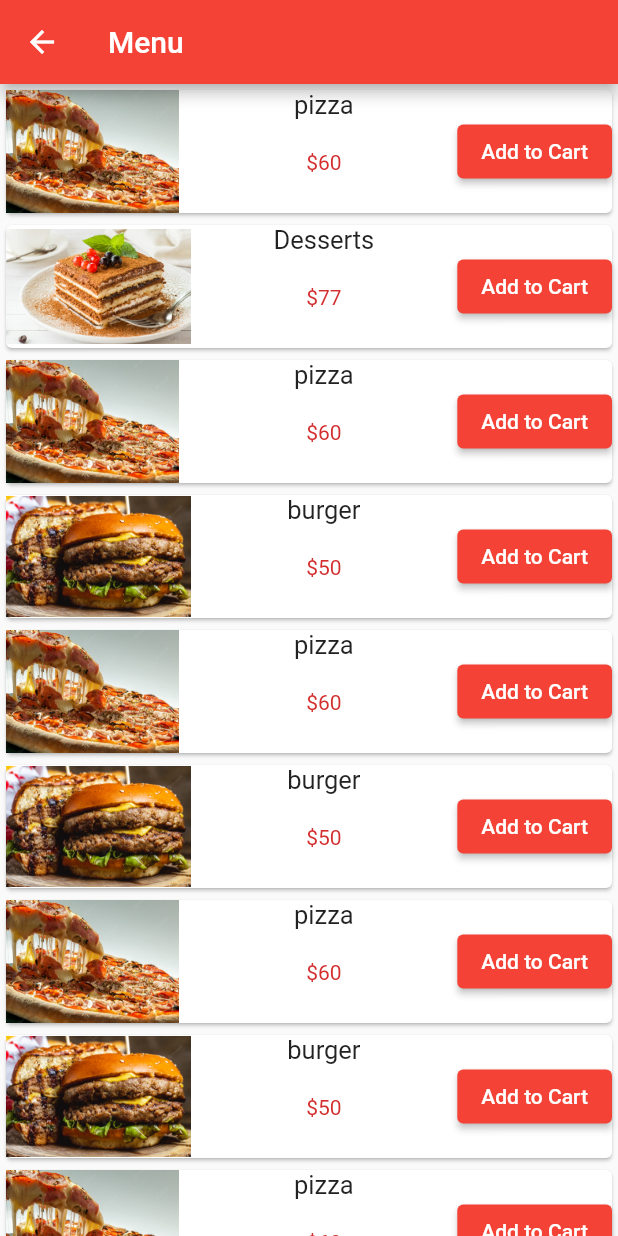
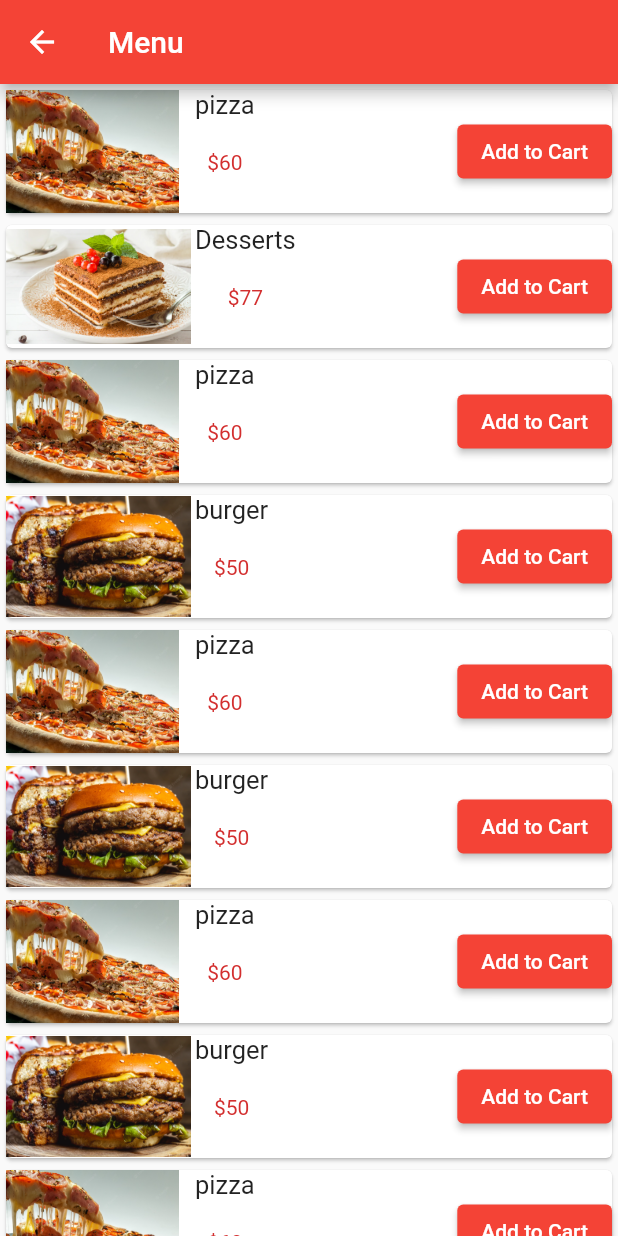
Before and after one commit to AliArafat4/restaurant_app, a Flutter app: the screen it shows after launch, after a tap on "View Our Menu", on a phone screen of 412 x 824 dp. Run offline on Flutter 3.47's test engine with Material 2 defaults, Android fonts, the light colour scheme and no system bars; our stand-ins replace smooth_page_indicator.

Commit message:
MenuScreen

```diff
--- a/lib/screens/food_screen/browse_food.dart
+++ b/lib/screens/food_screen/browse_food.dart
@@ -30,6 +30,40 @@ class _browseState extends State<browse> {
     // });
     return SafeArea(
       child: Scaffold(
+        drawer: Drawer(
+          child: ListView(
+            padding: EdgeInsets.zero,
+            children: [
+              SizedBox(
+                height: 80,
+                child: DrawerHeader(
+                  child: Text(""),
+                ),
+              ),
+              ListTile(
+                title: Text(
+                  "Item",
+                  style: TextStyle(fontSize: 18),
+                ),
+                onTap: () {},
+              ),
+              ListTile(
+                title: Text(
+                  "Item",
+                  style: TextStyle(fontSize: 18),
+                ),
+                onTap: () {},
+              ),
+              ListTile(
+                title: Text(
+                  "Item",
+                  style: TextStyle(fontSize: 18),
+                ),
+                onTap: () {},
+              ),
+            ],
+          ),
+        ),
         appBar: AppBar(
           title: const Text("Menu"),
         ),
--- a/lib/screens/menus/full_menu.dart
+++ b/lib/screens/menus/full_menu.dart
@@ -35,12 +35,17 @@ class _menuListState extends State<menuList> {
               child: Row(
                 mainAxisAlignment: MainAxisAlignment.spaceBetween,
                 children: [
+                  Row(
+                    children: [
                       AspectRatio(
                         aspectRatio: 3 / 2,
                         child: Image.asset(
                           menuItemList[index].image,
                           alignment: Alignment.centerLeft,
                         ),
+                      ),
+                      SizedBox(
+                        width: 3,
                       ),
                       Column(
                         children: [
@@ -59,6 +64,8 @@ class _menuListState extends State<menuList> {
                           ),
                         ],
                       ),
+                    ],
+                  ),
                   ElevatedButton(
                     onPressed: () {},
                     child: Text("Add to Cart"),
```
Lines whose indentation alone changed are shown as unchanged.
